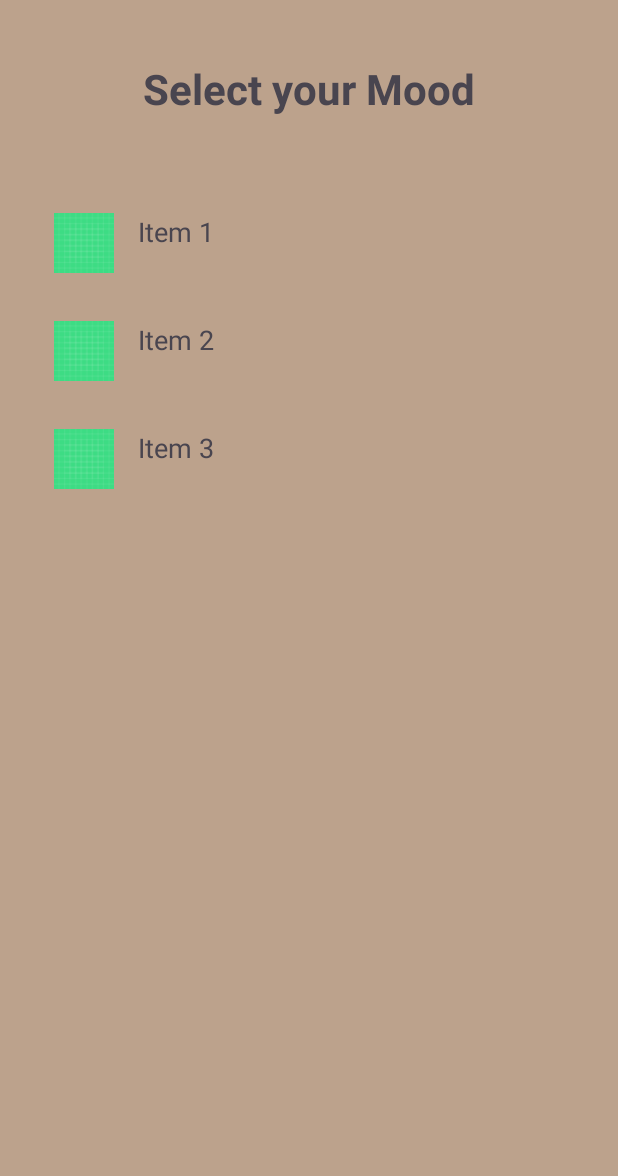
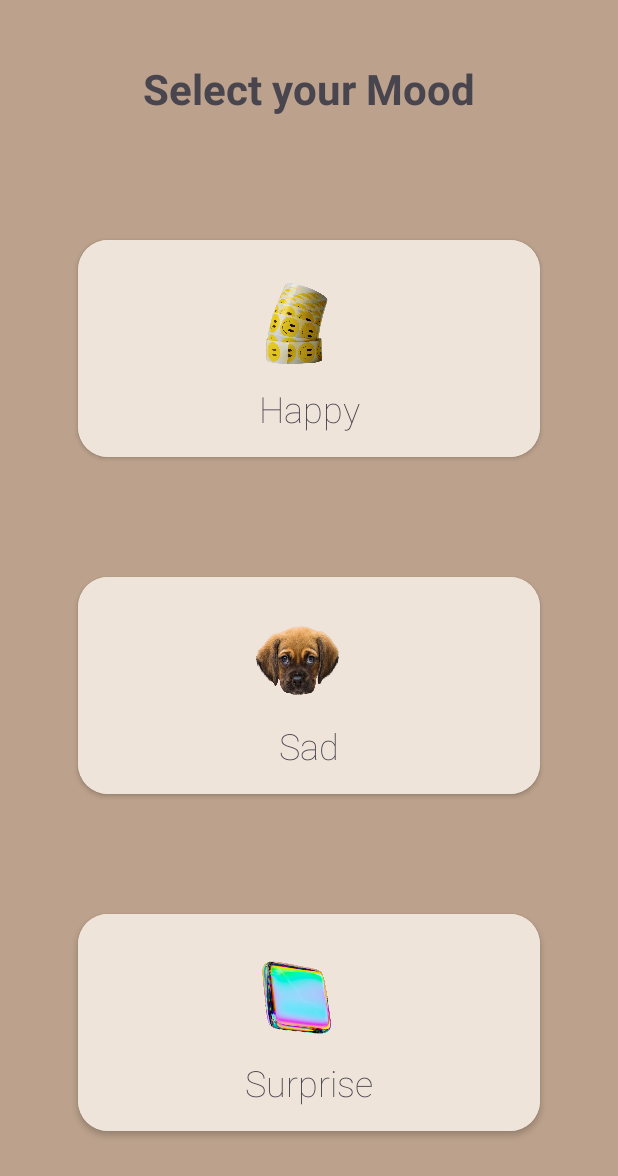
Before and after one commit to ayushsaksena30/Mood-Predictor-App, an Android app: the ConfigureMenu screen opened directly, with no data from a screen before it, on a phone screen of 412 x 824 dp. Shown: the top 1176 px of the screen. Run offline under Robolectric (Android 15) with nearby library versions, the phone set to English and light mode, and no system bars.

Commit message:
Added Animation in Recycler View

```diff
--- a/app/src/main/java/com/example/moodpredictorapp/ConfigureMenu.kt
+++ b/app/src/main/java/com/example/moodpredictorapp/ConfigureMenu.kt
@@ -2,6 +2,7 @@ package com.example.moodpredictorapp
 
 import MyAdapter
 import android.os.Bundle
+import android.view.animation.AnimationUtils
 import androidx.activity.enableEdgeToEdge
 import androidx.appcompat.app.AppCompatActivity
 import androidx.core.view.ViewCompat
@@ -24,12 +25,21 @@ class ConfigureMenu : AppCompatActivity() {
         recyclerView.layoutManager = LinearLayoutManager(this)
 
         val itemList = listOf(
-            Item("Item 1", R.drawable.ic_launcher_background),
-            Item("Item 2", R.drawable.ic_launcher_background),
-            Item("Item 3", R.drawable.ic_launcher_background)
+            Item("Happy", R.drawable.happy_png),
+            Item("Sad", R.drawable.sad_png),
+            Item("Surprise", R.drawable.surprise_png),
+            Item("Angry", R.drawable.angry_png),
+            Item("Neutral", R.drawable.relax_png)
         )
 
-        val adapter = MyAdapter(itemList)
+        val adapter = MyAdapter(itemList){ view, position ->
+            // Perform the click animation
+            val animation = AnimationUtils.loadAnimation(this, R.anim.item_click_animation)
+            view.startAnimation(animation)
+
+            // Scroll to the center
+            (recyclerView.layoutManager as LinearLayoutManager).scrollToPositionWithOffset(position, recyclerView.height / 2 - view.height / 2)
+        }
         recyclerView.adapter = adapter
 
     }
--- a/app/src/main/java/com/example/moodpredictorapp/rv_adapter.kt
+++ b/app/src/main/java/com/example/moodpredictorapp/rv_adapter.kt
@@ -7,7 +7,10 @@ import androidx.recyclerview.widget.RecyclerView
 import com.example.moodpredictorapp.Item
 import com.example.moodpredictorapp.R
 
-class MyAdapter(private val itemList: List<Item>) : RecyclerView.Adapter<MyAdapter.MyViewHolder>() {
+class MyAdapter(
+    private val itemList: List<Item>,
+    private val onClick: (View, Int) -> Unit
+) : RecyclerView.Adapter<MyAdapter.MyViewHolder>() {
 
     class MyViewHolder(view: View) : RecyclerView.ViewHolder(view) {
         val textView: TextView = view.findViewById(R.id.textView)
@@ -23,9 +26,11 @@ class MyAdapter(private val itemList: List<Item>) : RecyclerView.Adapter<MyAdapt
         val item = itemList[position]
         holder.textView.text = item.text
         holder.imageView.setImageResource(item.imageResId)
+
+        holder.itemView.setOnClickListener {
+            onClick(holder.itemView, position)
+        }
     }
 
-    override fun getItemCount(): Int {
-        return itemList.size
-    }
+    override fun getItemCount(): Int = itemList.size
 }
--- /dev/null
+++ b/app/src/main/res/anim/item_click_animation.xml
@@ -0,0 +1,21 @@
+<?xml version="1.0" encoding="utf-8"?>
+<set xmlns:android="http://schemas.android.com/apk/res/android"
+    android:interpolator="@android:anim/accelerate_interpolator">
+    <scale
+        android:duration="300"
+        android:fromXScale="1.0"
+        android:fromYScale="1.0"
+        android:toXScale="1.2"
+        android:toYScale="1.2"
+        android:pivotX="50%"
+        android:pivotY="50%" />
+    <scale
+        android:duration="300"
+        android:startOffset="300"
+        android:fromXScale="1.2"
+        android:fromYScale="1.2"
+        android:toXScale="1.0"
+        android:toYScale="1.0"
+        android:pivotX="50%"
+        android:pivotY="50%" />
+</set>
--- a/app/src/main/res/drawable/btn_custom.xml
+++ b/app/src/main/res/drawable/btn_custom.xml
@@ -2,7 +2,7 @@
 <shape xmlns:android="http://schemas.android.com/apk/res/android" android:shape="rectangle">
     <gradient
         android:angle="45"
-        android:startColor="#BEADC7FF"
+        android:startColor="#BEC5D5F6"
         android:endColor="#F8DFCB"
         android:type="linear"/>
     <corners android:radius="12dp"/>
--- a/app/src/main/res/layout/activity_configure_menu.xml
+++ b/app/src/main/res/layout/activity_configure_menu.xml
@@ -23,9 +23,9 @@
     <androidx.recyclerview.widget.RecyclerView
         android:id="@+id/rv_menu"
         android:layout_width="match_parent"
-        android:layout_height="wrap_content"
-        android:layout_marginHorizontal="20dp"
-        android:layout_marginTop="48dp"
+        android:layout_height="match_parent"
+        android:layout_marginHorizontal="12dp"
+        android:layout_marginTop="120dp"
         app:layout_constraintEnd_toEndOf="parent"
         app:layout_constraintStart_toStartOf="parent"
         app:layout_constraintTop_toBottomOf="@id/tv_title" />
--- a/app/src/main/res/layout/item_layout.xml
+++ b/app/src/main/res/layout/item_layout.xml
@@ -1,21 +1,31 @@
 <?xml version="1.0" encoding="utf-8"?>
-<LinearLayout xmlns:android="http://schemas.android.com/apk/res/android"
+<androidx.cardview.widget.CardView android:layout_width="match_parent"
+    android:layout_height="wrap_content"
+    app:cardCornerRadius="20dp"
+    android:layout_margin="40dp"
+    xmlns:app="http://schemas.android.com/apk/res-auto"
+    xmlns:android="http://schemas.android.com/apk/res/android">
+    <LinearLayout
         android:layout_width="match_parent"
         android:layout_height="wrap_content"
-    android:orientation="horizontal"
+        android:background="#EFE4DA"
+        android:orientation="vertical"
         android:padding="16dp">
-
             <ImageView
                 android:id="@+id/imageView"
-        android:layout_width="40dp"
-        android:layout_height="40dp"
+                android:layout_width="wrap_content"
+                android:layout_height="80dp"
                 android:layout_marginEnd="16dp"
                 android:src="@drawable/ic_launcher_foreground" />
 
             <TextView
                 android:id="@+id/textView"
-        android:layout_width="wrap_content"
+                android:layout_width="match_parent"
                 android:layout_height="wrap_content"
-        android:text="Sample Text"
-        android:textSize="18sp" />
+                android:fontFamily="sans-serif-thin"
+                android:text="@string/mood_display"
+                android:textAlignment="center"
+                android:textSize="24sp" />
+
     </LinearLayout>
+</androidx.cardview.widget.CardView>
--- a/app/src/main/res/values/strings.xml
+++ b/app/src/main/res/values/strings.xml
@@ -8,4 +8,5 @@
     <string name="next">Next</string>
     <string name="logo">logo</string>
     <string name="select_your_mood">Select your Mood</string>
+    <string name="mood_display">Sample Text</string>
 </resources>
```
Also changed, not shown: app/src/main/res/drawable/angry_png.webp (added), app/src/main/res/drawable/happy_png.webp (added), app/src/main/res/drawable/music_player_app_musical_note_icon_isolated_on_square_background_vector.jpg (deleted), app/src/main/res/drawable/relax_png.webp (added), app/src/main/res/drawable/sad_png.webp (added), app/src/main/res/drawable/surprise_png.webp (added). Lines whose indentation alone changed are shown as unchanged.
